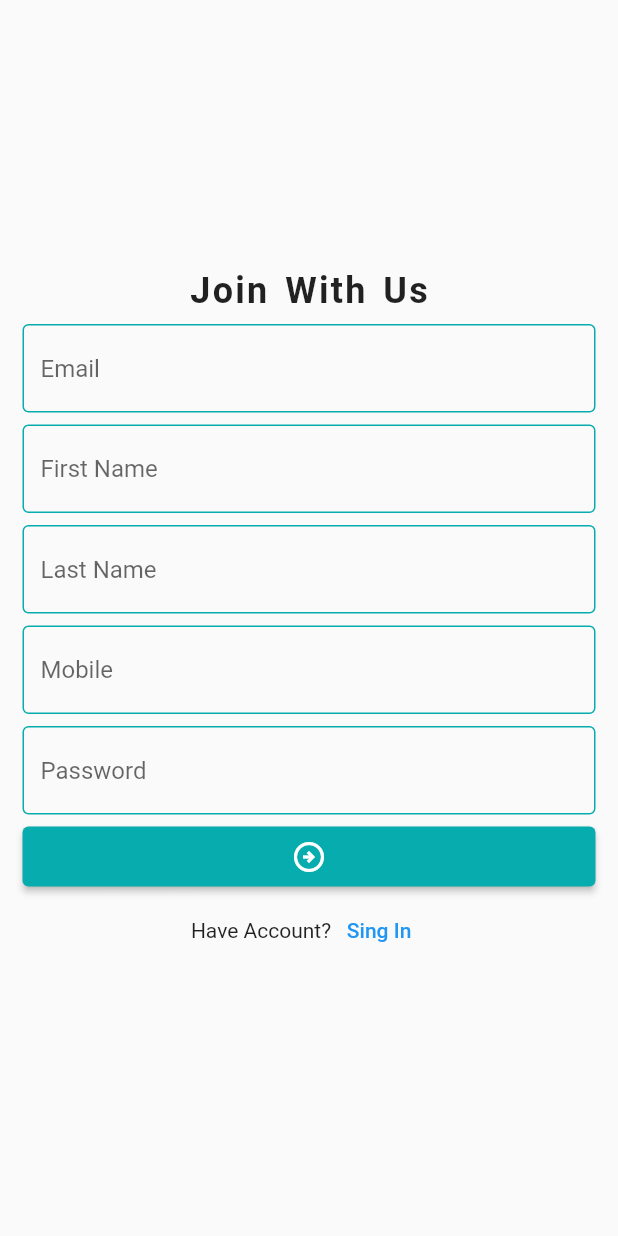
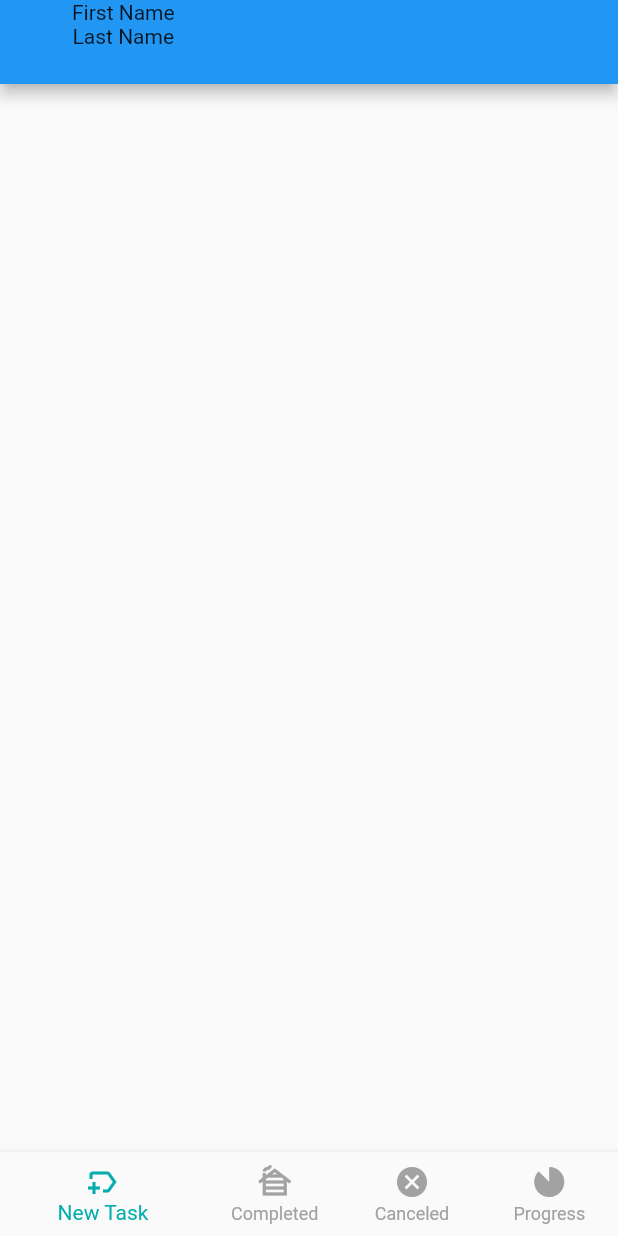
Before and after one commit to mst-zannathi-khatun/task_project, a Flutter app: the screen it shows after launch, on a phone screen of 412 x 824 dp. Run offline on Flutter 3.47's test engine with Material 2 defaults, Android fonts, the phone set to English and light mode, and no system bars; our stand-ins replace flutter_svg.

Commit message:
NavigationBar Completed

```diff
--- a/lib/main.dart
+++ b/lib/main.dart
@@ -1,6 +1,6 @@
 import 'package:flutter/cupertino.dart';
 import 'package:flutter/material.dart';
-import 'package:task_project/ui/screen/singup_screen.dart';
+import 'package:task_project/ui/screen/task/bottomnavigation_screen.dart';
 
 void main(){
   runApp(const TaskProject());
@@ -12,7 +12,7 @@ class TaskProject extends StatelessWidget {
   @override
   Widget build(BuildContext context) {
     return const MaterialApp(
-      home: SingUpScreen(),
+      home: BottomNavigationScreen(),
       debugShowCheckedModeBanner: false,
     );
   }
--- a/lib/ui/screen/login_screen.dart
+++ b/lib/ui/screen/auth/login_screen.dart
@@ -1,8 +1,8 @@
 import 'package:flutter/material.dart';
 import 'package:task_project/ui/utils/text_style.dart';
-import '../../widgets/elevatedbutton_widget.dart';
-import '../../widgets/textfromfiled_widget.dart';
-import '../utils/apps_colors.dart';
+import '../../../widgets/elevatedbutton_widget.dart';
+import '../../../widgets/textfromfiled_widget.dart';
+import '../../utils/apps_colors.dart';
 
 
 class LogInScreen extends StatefulWidget {
--- a/lib/ui/screen/singup_screen.dart
+++ b/lib/ui/screen/auth/singup_screen.dart
@@ -1,8 +1,8 @@
 import 'package:flutter/material.dart';
 
-import '../../widgets/elevatedbutton_widget.dart';
-import '../../widgets/textfromfiled_widget.dart';
-import '../utils/text_style.dart';
+import '../../../widgets/elevatedbutton_widget.dart';
+import '../../../widgets/textfromfiled_widget.dart';
+import '../../utils/text_style.dart';
 
 class SingUpScreen extends StatefulWidget {
   const SingUpScreen({super.key});
--- /dev/null
+++ b/lib/ui/screen/task/appbar_screen.dart
@@ -0,0 +1,25 @@
+import 'package:flutter/material.dart';
+
+AppBar TaskAppBar (){
+  return AppBar(
+    flexibleSpace: Container(
+      child: Row(
+        children: [
+          const CircleAvatar(
+            backgroundColor: Colors.transparent,
+            radius: 24,
+            child: ClipOval(
+
+            ),
+          ),
+          Column(
+            children: const [
+              Text("First Name"),
+              Text("Last Name"),
+            ],
+          ),
+        ],
+      ),
+    ),
+  );
+}
--- /dev/null
+++ b/lib/ui/screen/task/bottomnavigation_screen.dart
@@ -0,0 +1,55 @@
+import 'package:flutter/material.dart';
+import 'package:task_project/ui/screen/task/progresstask_screen.dart';
+import 'package:task_project/ui/utils/apps_colors.dart';
+import 'appbar_screen.dart';
+import 'cancelledtask_screen.dart';
+import 'completedtask_screen.dart';
+import 'newtask_screen.dart';
+
+
+class BottomNavigationScreen extends StatefulWidget {
+  const BottomNavigationScreen({super.key});
+
+  @override
+  State<BottomNavigationScreen> createState() => _BottomNavigationScreenState();
+}
+
+class _BottomNavigationScreenState extends State<BottomNavigationScreen> {
+  int selectedIndex = 0;
+
+  final List<Widget> screens = [
+    const CancelledTaskScreen(),
+    const CompletedTaskScreen(),
+    const NewTaskScreen(),
+    const ProgressTaskScreen(),
+  ];
+
+  @override
+  Widget build(BuildContext context) {
+    return Scaffold(
+      appBar: TaskAppBar(),
+      bottomNavigationBar: BottomNavigationBar(
+        unselectedItemColor: greyColor,
+        selectedItemColor: primaryColor,
+        showUnselectedLabels: true,
+        showSelectedLabels: true,
+        onTap: (value) {
+          setState(() {
+            selectedIndex = value;
+          });
+        },
+        currentIndex: selectedIndex,
+        elevation: 4,
+        items: [
+          BottomNavigationBarItem(
+              icon: Icon(Icons.new_label_outlined), label: "New Task"),
+          BottomNavigationBarItem(
+              icon: Icon(Icons.cabin_sharp), label: "Completed"),
+          BottomNavigationBarItem(icon: Icon(Icons.cancel), label: "Canceled"),
+          BottomNavigationBarItem(
+              icon: Icon(Icons.incomplete_circle), label: "Progress"),
+        ],
+      ),
+    );
+  }
+}
```
Also changed, not shown: lib/ui/screen/auth/emailverification_screen.dart (renamed from lib/ui/screen/setpassword_screen.dart, +10 -12 lines), lib/ui/screen/auth/setpassword_screen.dart (renamed from lib/ui/screen/emailverification_screen.dart, +13 -10 lines), lib/ui/screen/task/cancelledtask_screen.dart (added, +14 -0 lines), lib/ui/screen/task/completedtask_screen.dart (added, +14 -0 lines), lib/ui/screen/task/newtask_screen.dart (added, +15 -0 lines), lib/ui/screen/task/progresstask_screen.dart (added, +14 -0 lines), lib/ui/screen/auth/splashscreen.dart (renamed from lib/ui/screen/splashscreen.dart).
